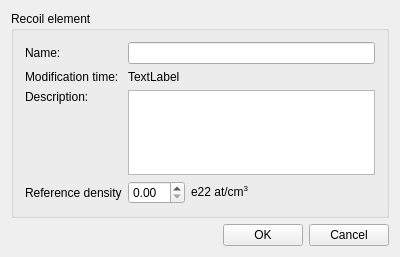
Old version of the form ui_files/ui_recoil_info_dialog.ui in the repository JYU-IBA/potku.
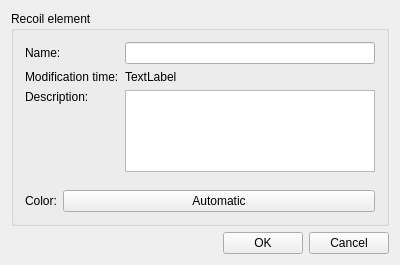
New version of the form.

```diff
--- a/ui_files/ui_recoil_info_dialog.ui
+++ b/ui_files/ui_recoil_info_dialog.ui
@@ -10,7 +10,7 @@
     <x>0</x>
     <y>0</y>
     <width>400</width>
-    <height>257</height>
+    <height>265</height>
    </rect>
   </property>
   <property name="sizePolicy">
@@ -114,13 +114,6 @@
             </property>
            </widget>
           </item>
-          <item row="3" column="0">
-           <widget class="QLabel" name="referenceDensityLabel">
-            <property name="text">
-             <string>Reference density</string>
-            </property>
-           </widget>
-          </item>
           <item row="3" column="1">
            <widget class="QWidget" name="widget" native="true">
             <layout class="QHBoxLayout" name="horizontalLayout_4">
@@ -139,43 +132,62 @@
              <property name="bottomMargin">
               <number>0</number>
              </property>
-             <item>
-              <widget class="QDoubleSpinBox" name="referenceDensityDoubleSpinBox">
-               <property name="enabled">
-                <bool>true</bool>
-               </property>
-               <property name="sizePolicy">
-                <sizepolicy hsizetype="Fixed" vsizetype="Fixed">
-                 <horstretch>0</horstretch>
-                 <verstretch>0</verstretch>
-                </sizepolicy>
-               </property>
-               <property name="singleStep">
-                <double>0.010000000000000</double>
-               </property>
-              </widget>
-             </item>
-             <item>
-              <widget class="QLabel" name="label">
-               <property name="enabled">
-                <bool>true</bool>
-               </property>
-               <property name="sizePolicy">
-                <sizepolicy hsizetype="Preferred" vsizetype="Preferred">
-                 <horstretch>0</horstretch>
-                 <verstretch>0</verstretch>
-                </sizepolicy>
-               </property>
-               <property name="text">
-                <string>e22 at/cm&lt;sup&gt;3&lt;/sup&gt;</string>
-               </property>
-              </widget>
-             </item>
             </layout>
            </widget>
           </item>
          </layout>
         </item>
+        <item>
+         <layout class="QFormLayout" name="formLayout_5">
+          <property name="sizeConstraint">
+           <enum>QLayout::SetMinimumSize</enum>
+          </property>
+          <property name="horizontalSpacing">
+           <number>6</number>
+          </property>
+          <property name="verticalSpacing">
+           <number>6</number>
+          </property>
+          <property name="bottomMargin">
+           <number>0</number>
+          </property>
+          <item row="0" column="1">
+           <widget class="QWidget" name="widget_5" native="true">
+            <layout class="QHBoxLayout" name="horizontalLayout_8">
+             <property name="spacing">
+              <number>6</number>
+             </property>
+             <property name="leftMargin">
+              <number>0</number>
+             </property>
+             <property name="topMargin">
+              <number>0</number>
+             </property>
+             <property name="rightMargin">
+              <number>0</number>
+             </property>
+             <property name="bottomMargin">
+              <number>0</number>
+             </property>
+            </layout>
+           </widget>
+          </item>
+          <item row="1" column="0">
+           <widget class="QLabel" name="label_5">
+            <property name="text">
+             <string>Color:</string>
+            </property>
+           </widget>
+          </item>
+          <item row="1" column="1">
+           <widget class="QPushButton" name="colorPushButton">
+            <property name="text">
+             <string>Automatic</string>
+            </property>
+           </widget>
+          </item>
+         </layout>
+        </item>
        </layout>
       </widget>
      </item>
```
Left out of the diff: 4 changed lines with no effect on the pictures.
